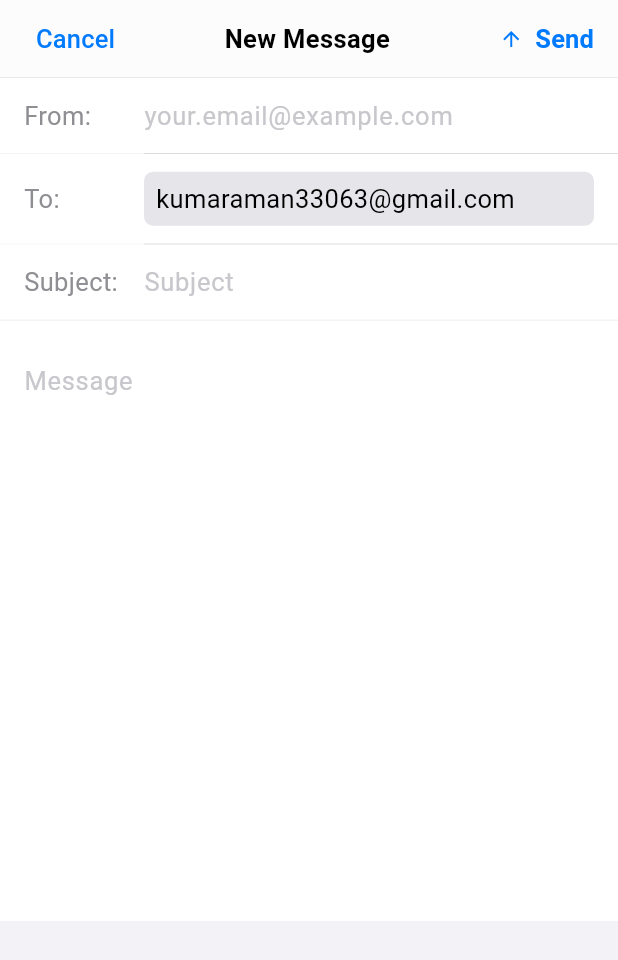
After one commit to raonedev/new_portfolio, a Flutter app: the MailScreen screen opened directly, on a phone screen of 412 x 824 dp. The commit adds this screen. Shown: the top 960 px of the screen. Run offline on Flutter 3.47's test engine with Material 3 defaults, Android fonts, the phone set to English and light mode, and no system bars; our stand-ins replace audioplayers, cached_network_image, flutter_riverpod; network calls fail.

Commit message:
mail screen added

```diff
--- /dev/null
+++ b/lib/presentation/pages/apps/mail/mail_screen.dart
@@ -0,0 +1,312 @@
+// Add to pubspec.yaml: url_launcher: ^6.2.2
+
+import 'package:flutter/material.dart';
+import 'package:url_launcher/url_launcher.dart';
+
+class MailScreen extends StatefulWidget {
+  const MailScreen({super.key});
+
+  @override
+  State<MailScreen> createState() => _MailScreenState();
+}
+
+class _MailScreenState extends State<MailScreen> {
+  final _fromController = TextEditingController();
+  final _subjectController = TextEditingController();
+  final _bodyController = TextEditingController();
+  final _formKey = GlobalKey<FormState>();
+
+  @override
+  void dispose() {
+    _fromController.dispose();
+    _subjectController.dispose();
+    _bodyController.dispose();
+    super.dispose();
+  }
+
+  Future<void> _sendEmail() async {
+    if (!_formKey.currentState!.validate()) return;
+
+    final subject = Uri.encodeComponent(_subjectController.text);
+    final body = Uri.encodeComponent(_bodyController.text);
+    final from = Uri.encodeComponent(_fromController.text);
+
+    final emailUrl = Uri.parse(
+      'mailto:kumaraman33063@gmail.com?subject=$subject&body=$body',
+    );
+
+    try {
+      if (await canLaunchUrl(emailUrl)) {
+        await launchUrl(emailUrl);
+      } else {
+        _showError('Could not launch email client');
+      }
+    } catch (e) {
+      _showError('Error: $e');
+    }
+  }
+
+  void _showError(String message) {
+    ScaffoldMessenger.of(context).showSnackBar(
+      SnackBar(
+        content: Text(message),
+        backgroundColor: Colors.red,
+      ),
+    );
+  }
+
+  @override
+  Widget build(BuildContext context) {
+    return Scaffold(
+      backgroundColor: const Color(0xFFF2F2F7),
+      body: Column(
+        children: [
+          // Top Navigation Bar
+          Container(
+            height: 52,
+            decoration: BoxDecoration(
+              color: Colors.white.withOpacity(0.8),
+              border: Border(
+                bottom: BorderSide(
+                  color: Colors.black.withOpacity(0.1),
+                  width: 0.5,
+                ),
+              ),
+            ),
+            child: Row(
+              children: [
+                const SizedBox(width: 16),
+                TextButton(
+                  onPressed: () => Navigator.pop(context),
+                  style: TextButton.styleFrom(
+                    foregroundColor: const Color(0xFF007AFF),
+                    padding: const EdgeInsets.symmetric(horizontal: 8),
+                  ),
+                  child: const Text(
+                    'Cancel',
+                    style: TextStyle(fontSize: 17),
+                  ),
+                ),
+                const Spacer(),
+                const Text(
+                  'New Message',
+                  style: TextStyle(
+                    fontSize: 17,
+                    fontWeight: FontWeight.w600,
+                    color: Colors.black,
+                  ),
+                ),
+                const Spacer(),
+                TextButton.icon(
+                  onPressed: _sendEmail,
+                  style: TextButton.styleFrom(
+                    foregroundColor: const Color(0xFF007AFF),
+                    padding: const EdgeInsets.symmetric(horizontal: 8),
+                  ),
+                  icon: const Icon(Icons.arrow_upward, size: 16),
+                  label: const Text(
+                    'Send',
+                    style: TextStyle(fontSize: 17, fontWeight: FontWeight.w600),
+                  ),
+                ),
+                const SizedBox(width: 8),
+              ],
+            ),
+          ),
+
+          // Mail Compose Area
+          Expanded(
+            child: SingleChildScrollView(
+              child: Form(
+                key: _formKey,
+                child: Column(
+                  children: [
+                    // From Field
+                    _buildFieldContainer(
+                      child: Row(
+                        children: [
+                          const SizedBox(
+                            width: 80,
+                            child: Text(
+                              'From:',
+                              style: TextStyle(
+                                fontSize: 17,
+                                color: Color(0xFF8E8E93),
+                              ),
+                            ),
+                          ),
+                          Expanded(
+                            child: TextFormField(
+                              controller: _fromController,
+                              style: const TextStyle(
+                                fontSize: 17,
+                                color: Colors.black,
+                              ),
+                              decoration: const InputDecoration(
+                                border: InputBorder.none,
+                                hintText: 'your.email@example.com',
+                                hintStyle: TextStyle(
+                                  color: Color(0xFFC7C7CC),
+                                ),
+                                isDense: true,
+                                contentPadding: EdgeInsets.zero,
+                              ),
+                              validator: (value) {
+                                if (value == null || value.isEmpty) {
+                                  return 'Please enter your email';
+                                }
+                                if (!value.contains('@')) {
+                                  return 'Please enter a valid email';
+                                }
+                                return null;
+                              },
+                            ),
+                          ),
+                        ],
+                      ),
+                    ),
+
+                    _buildDivider(),
+
+                    // To Field (Read-only)
+                    _buildFieldContainer(
+                      child: Row(
+                        children: [
+                          const SizedBox(
+                            width: 80,
+                            child: Text(
+                              'To:',
+                              style: TextStyle(
+                                fontSize: 17,
+                                color: Color(0xFF8E8E93),
+                              ),
+                            ),
+                          ),
+                          Expanded(
+                            child: Container(
+                              padding: const EdgeInsets.symmetric(
+                                horizontal: 8,
+                                vertical: 6,
+                              ),
+                              decoration: BoxDecoration(
+                                color: const Color(0xFFE5E5EA),
+                                borderRadius: BorderRadius.circular(6),
+                              ),
+                              child: const Text(
+                                'kumaraman33063@gmail.com',
+                                style: TextStyle(
+                                  fontSize: 17,
+                                  color: Colors.black,
+                                ),
+                              ),
+                            ),
+                          ),
+                        ],
+                      ),
+                    ),
+
+                    _buildDivider(),
+
+                    // Subject Field
+                    _buildFieldContainer(
+                      child: Row(
+                        children: [
+                          const SizedBox(
+                            width: 80,
+                            child: Text(
+                              'Subject:',
+                              style: TextStyle(
+                                fontSize: 17,
+                                color: Color(0xFF8E8E93),
+                              ),
+                            ),
+                          ),
+                          Expanded(
+                            child: TextFormField(
+                              controller: _subjectController,
+                              style: const TextStyle(
+                                fontSize: 17,
+                                color: Colors.black,
+                              ),
+                              decoration: const InputDecoration(
+                                border: InputBorder.none,
+                                hintText: 'Subject',
+                                hintStyle: TextStyle(
+                                  color: Color(0xFFC7C7CC),
+                                ),
+                                isDense: true,
+                                contentPadding: EdgeInsets.zero,
+                              ),
+                              validator: (value) {
+                                if (value == null || value.isEmpty) {
+                                  return 'Please enter a subject';
+                                }
+                                return null;
+                              },
+                            ),
+                          ),
+                        ],
+                      ),
+                    ),
+
+                    const SizedBox(height: 1),
+
+                    // Message Body
+                    Container(
+                      constraints: const BoxConstraints(minHeight: 400),
+                      decoration: const BoxDecoration(
+                        color: Colors.white,
+                      ),
+                      padding: const EdgeInsets.all(16),
+                      child: TextFormField(
+                        controller: _bodyController,
+                        maxLines: null,
+                        style: const TextStyle(
+                          fontSize: 17,
+                          color: Colors.black,
+                          height: 1.4,
+                        ),
+                        decoration: const InputDecoration(
+                          border: InputBorder.none,
+                          hintText: 'Message',
+                          hintStyle: TextStyle(
+                            color: Color(0xFFC7C7CC),
+                          ),
+                          contentPadding: EdgeInsets.zero,
+                        ),
+                        validator: (value) {
+                          if (value == null || value.isEmpty) {
+                            return 'Please enter a message';
+                          }
+                          return null;
+                        },
+                      ),
+                    ),
+                  ],
+                ),
+              ),
+            ),
+          ),
+        ],
+      ),
+    );
+  }
+
+  Widget _buildFieldContainer({required Widget child}) {
+    return Container(
+      padding: const EdgeInsets.symmetric(horizontal: 16, vertical: 12),
+      decoration: const BoxDecoration(
+        color: Colors.white,
+      ),
+      child: child,
+    );
+  }
+
+  Widget _buildDivider() {
+    return Container(
+      height: 0.5,
+      margin: const EdgeInsets.only(left: 96),
+      color: const Color(0xFFC6C6C8),
+    );
+  }
+}
--- a/lib/presentation/pages/apps/musicplayer/screens/main_screen.dart
+++ b/lib/presentation/pages/apps/musicplayer/screens/main_screen.dart
@@ -151,8 +151,8 @@ class _MainScreenState extends ConsumerState<MainScreen> {
 }
 
 // ============= Pages =============
-class HomePage extends StatelessWidget {
-  const HomePage({super.key});
+class NewPage extends StatelessWidget {
+  const NewPage({super.key});
 
   @override
   Widget build(BuildContext context) {
@@ -165,8 +165,8 @@ class HomePage extends StatelessWidget {
   }
 }
 
-class NewPage extends ConsumerWidget {
-  const NewPage({super.key});
+class HomePage extends ConsumerWidget {
+  const HomePage({super.key});
 
   @override
   Widget build(BuildContext context, WidgetRef ref) {
@@ -263,11 +263,8 @@ class NewPage extends ConsumerWidget {
           ),
         ),
 
-        if (ref.watch(isPlayingProvider)) Positioned(
-          left: 0,
-          bottom: 0,
-          right: 0,
-          child: MusicPlayerScreen()),
+        if (ref.watch(isPlayingProvider))
+          Positioned(left: 0, bottom: 0, right: 0, child: MusicPlayerScreen()),
       ],
     );
   }
--- a/lib/presentation/pages/desktop/desktop_screen.dart
+++ b/lib/presentation/pages/desktop/desktop_screen.dart
@@ -1,5 +1,6 @@
 import 'dart:ui';
 import 'package:aman_protfolio/presentation/pages/apps/calculator/calculator.dart';
+import 'package:aman_protfolio/presentation/pages/apps/mail/mail_screen.dart';
 import 'package:aman_protfolio/presentation/pages/apps/musicplayer/screens/main_screen.dart';
 import 'package:flutter/material.dart';
 
@@ -91,7 +92,7 @@ class _DesktopState extends State<Desktop> {
       name: 'Mail',
       icon: Icons.mail,
       color: Color(0xFF007AFF),
-      child: Container(),
+      child: MailScreen(),
     ),
     DesktopApp(
       name: 'Messages',
--- a/pubspec.yaml
+++ b/pubspec.yaml
@@ -38,6 +38,7 @@ dependencies:
   http: ^1.6.0
   cached_network_image: ^3.4.1
   audioplayers: ^6.5.1
+  url_launcher: ^6.3.2
 
 dev_dependencies:
   flutter_test:
```
Also changed, not shown: pubspec.lock, 5 other files.
